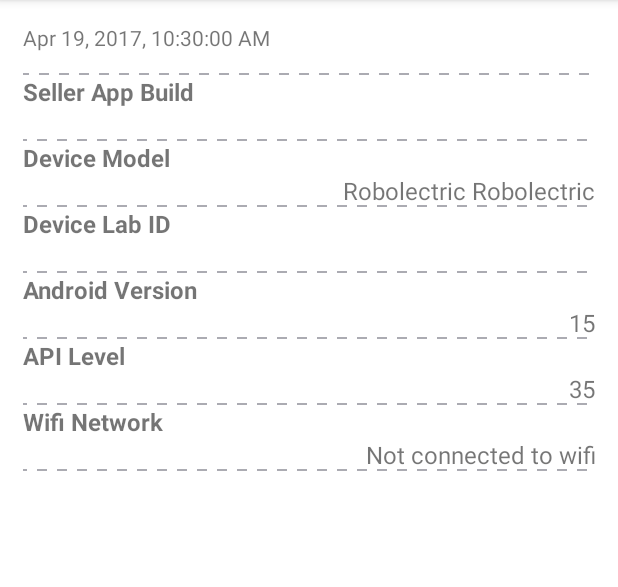
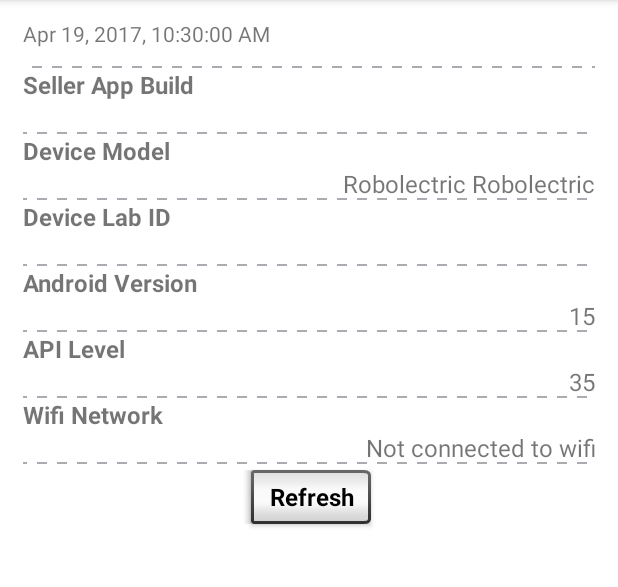
Before and after one commit to IvanMwiruki/mtqadeviceinfo, an Android app: the screen it shows after launch (MainActivity), on a phone screen of 412 x 824 dp, the part 84-671 px from its top. Run offline under Robolectric (Android 15) with nearby library versions, the phone set to English and light mode, and no system bars; 1 statement that could not run was skipped.

Commit message:
Added Refresh button. Hooray\!

```diff
--- a/MyApplication/app/build.gradle
+++ b/MyApplication/app/build.gradle
@@ -7,8 +7,8 @@ android {
         applicationId "com.ivanmwiruki.mtqaticketinfo"
         minSdkVersion 14
         targetSdkVersion 23
-        versionCode 1
-        versionName "1.0"
+        versionCode 2
+        versionName "2.0"
         testInstrumentationRunner "android.support.test.runner.AndroidJUnitRunner"
     }
     buildTypes {
--- a/MyApplication/app/src/main/java/com/ivanmwiruki/mtqaticketinfo/MainActivity.java
+++ b/MyApplication/app/src/main/java/com/ivanmwiruki/mtqaticketinfo/MainActivity.java
@@ -5,6 +5,7 @@
 package com.ivanmwiruki.mtqaticketinfo;
 
 import android.content.Context;
+import android.content.Intent;
 import android.content.pm.PackageInfo;
 import android.content.pm.PackageManager;
 import android.net.NetworkInfo;
@@ -14,6 +15,8 @@ import android.os.Build;
 import android.os.Bundle;
 import android.provider.Settings;
 import android.support.v7.app.AppCompatActivity;
+import android.view.View;
+import android.widget.Button;
 import android.widget.TextView;
 
 import java.util.Date;
@@ -30,12 +33,16 @@ public class MainActivity extends AppCompatActivity {
     private TextView apiValue;
     private TextView wifiNetworkValue;
 
+    //define variable for the refresh button
+    private Button refreshButton;
+
+    //start the app
     @Override
     protected void onCreate(Bundle savedInstanceState) {
         super.onCreate(savedInstanceState);
         setContentView(R.layout.mtqaticketinfo_main);
 
-        //get references to the textview widgets
+        //get references to the widgets
         dateAndTime = (TextView) findViewById(R.id.dateAndTime);
         buildValue = (TextView) findViewById(R.id.buildValue);
         modelValue = (TextView) findViewById(R.id.modelValue);
@@ -43,7 +50,17 @@ public class MainActivity extends AppCompatActivity {
         androidVersionValue = (TextView) findViewById(R.id.androidVersionValue);
         apiValue = (TextView) findViewById(R.id.apiValue);
         wifiNetworkValue = (TextView) findViewById(R.id.wifiNetworkValue);
+        refreshButton = (Button) findViewById(R.id.refreshButton);
 
+        //set listener for refresh button
+        refreshButton.setOnClickListener(new View.OnClickListener() {
+            @Override
+            public void onClick(View v) {
+                Intent intent = getIntent();
+                finish();
+                startActivity(intent);
+            }
+        });
 
         //get/set textview widget values
         dateAndTime.setText(DateFormat.getDateTimeInstance().format(new Date()));
--- a/MyApplication/app/src/main/res/layout/mtqaticketinfo_main.xml
+++ b/MyApplication/app/src/main/res/layout/mtqaticketinfo_main.xml
@@ -128,4 +128,16 @@
         android:textAlignment="textEnd"
         android:textSize="16sp" />
 
+    <Button
+        android:id="@+id/refreshButton"
+        style="@android:style/Widget.Button.Inset"
+        android:layout_width="wrap_content"
+        android:layout_height="wrap_content"
+        android:layout_gravity="center"
+        android:elevation="0dp"
+        android:text="@string/refresh_button"
+        android:textAlignment="center"
+        android:textSize="16sp"
+        android:textStyle="bold" />
+
 </LinearLayout>
--- a/MyApplication/app/src/main/res/values/strings.xml
+++ b/MyApplication/app/src/main/res/values/strings.xml
@@ -6,4 +6,5 @@
     <string name="android_version">Android Version</string>
     <string name="api_level">API Level</string>
     <string name="wifi_network">Wifi Network</string>
+    <string name="refresh_button">Refresh</string>
 </resources>
```
